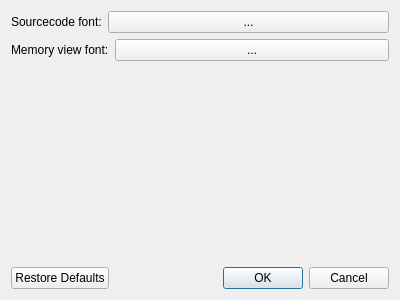
jhn98032/gede, file src/settingsdialog.ui: the form before one commit.
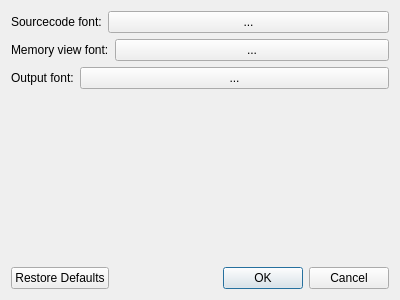
The form after the commit.

Commit message: Added output font selection.

Diff of the .ui file:
```diff
--- a/src/settingsdialog.ui
+++ b/src/settingsdialog.ui
@@ -62,6 +62,30 @@
      </item>
     </layout>
    </item>
+   <item>
+    <layout class="QHBoxLayout" name="horizontalLayout_3">
+     <item>
+      <widget class="QLabel" name="label_3">
+       <property name="text">
+        <string>Output font:</string>
+       </property>
+      </widget>
+     </item>
+     <item>
+      <widget class="QPushButton" name="pushButton_selectOutputFont">
+       <property name="sizePolicy">
+        <sizepolicy hsizetype="MinimumExpanding" vsizetype="Fixed">
+         <horstretch>0</horstretch>
+         <verstretch>0</verstretch>
+        </sizepolicy>
+       </property>
+       <property name="text">
+        <string>...</string>
+       </property>
+      </widget>
+     </item>
+    </layout>
+   </item>
    <item>
     <spacer name="verticalSpacer">
      <property name="orientation">
```
The commit also changes 6 other files.
